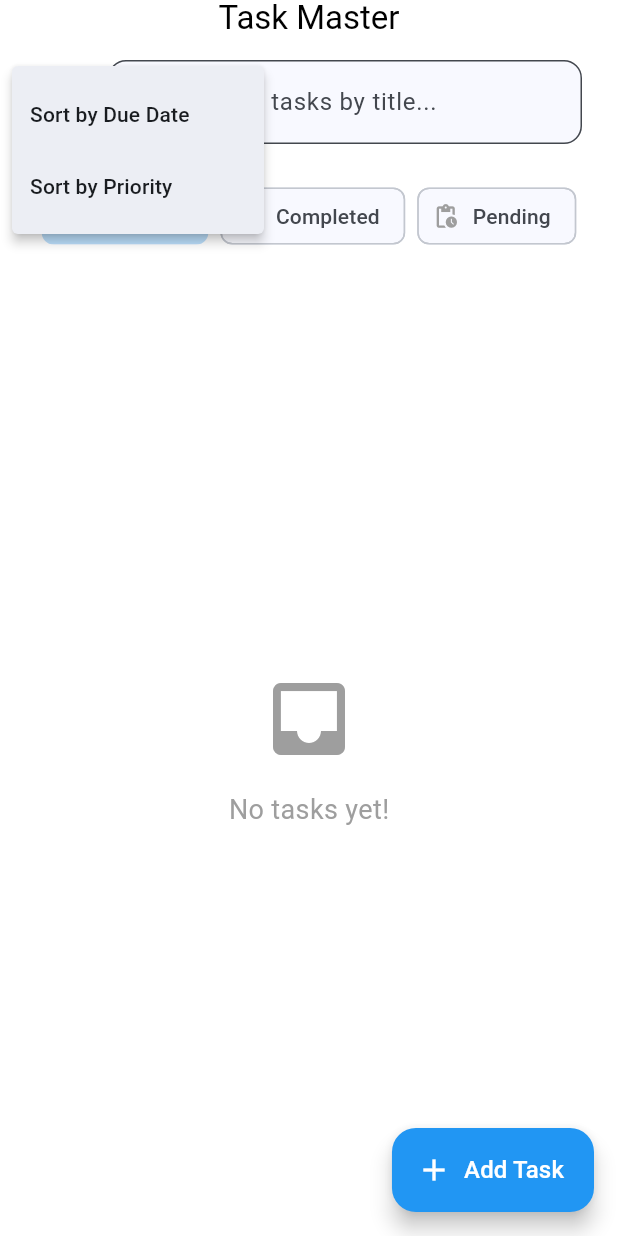
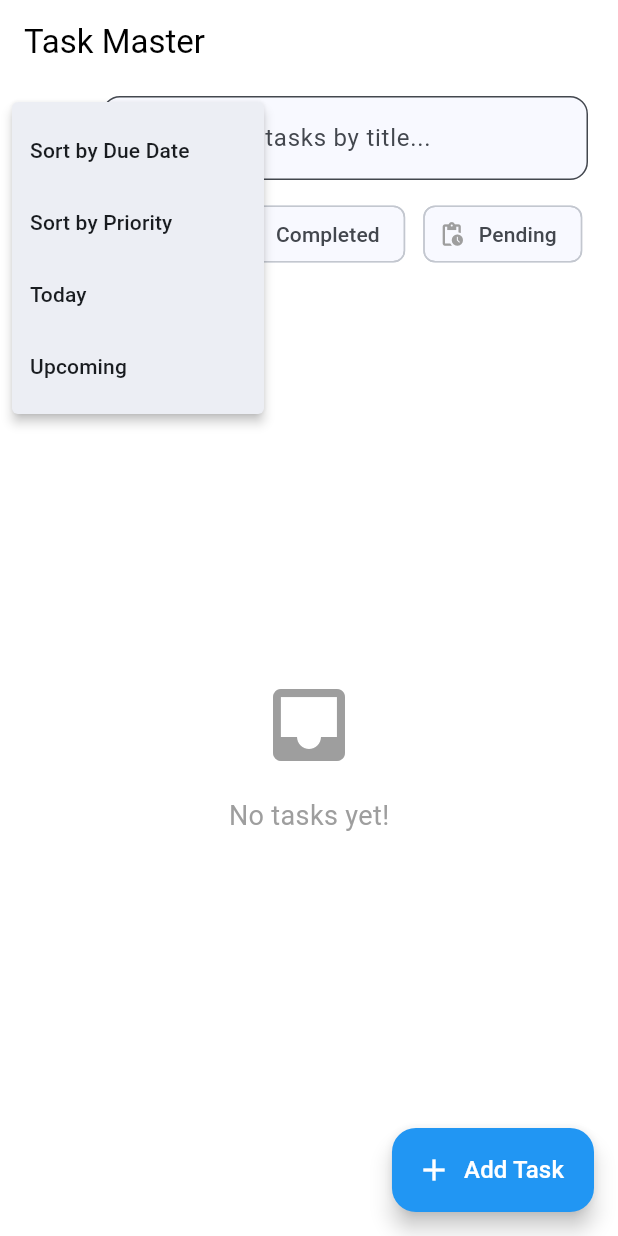
Before and after one commit to prachiV84/offline_first_task_manager, a Flutter app: the screen it shows after launch, after a tap on the "filter alt" icon, on a phone screen of 412 x 824 dp. Run offline on Flutter 3.47's test engine with Material 3 defaults, Android fonts, the phone set to English and light mode, and no system bars; our stand-ins replace dartz, equatable, flutter_bloc, get_it, hive, hive_flutter; accounts and stored records are empty.

Commit message:
- code refactored for landing screen - and added a restriction for due date

```diff
--- /dev/null
+++ b/lib/core/helper/filter_helper.dart
@@ -0,0 +1,87 @@
+import 'package:task_manager_clean/features/task_management/domain/entities/task_entity.dart';
+import 'package:task_manager_clean/features/task_management/domain/enums/task_filter.dart'
+    show TaskFilter;
+
+class TaskFilterHelper {
+  /// Filter tasks based on search query
+  static List<TaskEntity> filterBySearch(
+    List<TaskEntity> tasks,
+    String searchQuery,
+  ) {
+    if (searchQuery.isEmpty) return tasks;
+    return tasks
+        .where((task) =>
+            task.title.toLowerCase().contains(searchQuery.toLowerCase()))
+        .toList();
+  }
+
+  /// Sort tasks based on sort type
+  static List<TaskEntity> sortTasks(
+    List<TaskEntity> tasks,
+    String sortBy,
+  ) {
+    final sortedTasks = List<TaskEntity>.from(tasks);
+
+    switch (sortBy) {
+      case 'priority':
+        sortedTasks
+            .sort((a, b) => b.priority.value.compareTo(a.priority.value));
+        break;
+      case 'date':
+        sortedTasks.sort((a, b) {
+          if (a.dueDate == null && b.dueDate == null) return 0;
+          if (a.dueDate == null) return 1;
+          if (b.dueDate == null) return -1;
+          return a.dueDate!.compareTo(b.dueDate!);
+        });
+        break;
+      case 'today':
+        sortedTasks.retainWhere((task) => _isToday(task.dueDate));
+        break;
+      case 'upcoming':
+        sortedTasks.retainWhere((task) => _isUpcoming(task.dueDate));
+        break;
+    }
+    return sortedTasks;
+  }
+
+  /// Apply both search and sort filters
+  static List<TaskEntity> applyFilters(
+    List<TaskEntity> tasks,
+    String searchQuery,
+    String sortBy,
+  ) {
+    var filtered = filterBySearch(tasks, searchQuery);
+    return sortTasks(filtered, sortBy);
+  }
+
+  /// Check if date is today
+  static bool _isToday(DateTime? date) {
+    if (date == null) return false;
+    final today = DateTime.now();
+    return date.year == today.year &&
+        date.month == today.month &&
+        date.day == today.day;
+  }
+
+  /// Check if date is in the future
+  static bool _isUpcoming(DateTime? date) {
+    if (date == null) return false;
+    return date.isAfter(DateTime.now());
+  }
+
+  /// Filter tasks by status (all, completed, pending)
+  static List<TaskEntity> filterByStatus(
+    List<TaskEntity> tasks,
+    TaskFilter filter,
+  ) {
+    switch (filter) {
+      case TaskFilter.all:
+        return tasks;
+      case TaskFilter.completed:
+        return tasks.where((task) => task.isCompleted).toList();
+      case TaskFilter.pending:
+        return tasks.where((task) => !task.isCompleted).toList();
+    }
+  }
+}
--- a/lib/features/task_management/presentation/screens/add_edit_task_screen.dart
+++ b/lib/features/task_management/presentation/screens/add_edit_task_screen.dart
@@ -92,7 +92,7 @@ class _AddEditTaskScreenState extends State<AddEditTaskScreen> {
     final picked = await showDatePicker(
       context: context,
       initialDate: _dueDate ?? DateTime.now(),
-      firstDate: DateTime(2000),
+      firstDate: DateTime.now(),
       lastDate: DateTime(2100),
     );
     if (picked != null) {
@@ -147,6 +147,7 @@ class _AddEditTaskScreenState extends State<AddEditTaskScreen> {
                     onPressed: _pickDueDate,
                     label: 'Due Date',
                     isRequired: true,
+                    lastDate: DateTime.now(),
                   ),
                 ],
               ),
--- a/lib/features/task_management/presentation/screens/task_list_screen.dart
+++ b/lib/features/task_management/presentation/screens/task_list_screen.dart
@@ -1,5 +1,7 @@
 import 'package:flutter/material.dart';
 import 'package:flutter_bloc/flutter_bloc.dart';
+import 'package:task_manager_clean/core/helper/filter_helper.dart';
+import 'package:task_manager_clean/features/task_management/domain/entities/task_entity.dart';
 import '../../domain/enums/task_filter.dart';
 import '../cubit/task_cubit.dart';
 import '../cubit/task_state.dart';
@@ -41,12 +43,29 @@ class _TaskListScreenState extends State<TaskListScreen> {
     return Scaffold(
       appBar: AppBar(
         title: const Text('Task Master'),
-        centerTitle: true,
         elevation: 0,
-        bottom: PreferredSize(
-          preferredSize: const Size.fromHeight(56),
-          child: Padding(
-            padding: const EdgeInsets.all(8.0),
+      ),
+      body: SafeArea(
+        child: Column(
+          children: [
+            _buildSearchAndFilterBar(),
+            _buildFilterChips(),
+            _buildTaskList(),
+          ],
+        ),
+      ),
+      floatingActionButton: FloatingActionButton.extended(
+        onPressed: () => _navigateToAddTask(context),
+        icon: const Icon(Icons.add),
+        label: const Text('Add Task', style: TextStyle(fontSize: 16)),
+      ),
+    );
+  }
+
+  /// Search bar and sort button
+  Widget _buildSearchAndFilterBar() {
+    return Padding(
+      padding: const EdgeInsets.symmetric(horizontal: 4),
       child: Row(
         mainAxisAlignment: MainAxisAlignment.start,
         children: [
@@ -61,6 +80,8 @@ class _TaskListScreenState extends State<TaskListScreen> {
                   value: 'date', child: Text('Sort by Due Date')),
               const PopupMenuItem(
                   value: 'priority', child: Text('Sort by Priority')),
+              const PopupMenuItem(value: 'today', child: Text('Today')),
+              const PopupMenuItem(value: 'upcoming', child: Text('Upcoming')),
             ],
             icon: Icon(
               Icons.filter_alt_outlined,
@@ -70,8 +91,7 @@ class _TaskListScreenState extends State<TaskListScreen> {
           ),
           Expanded(
             child: Padding(
-                    padding:
-                        const EdgeInsets.symmetric(horizontal: 16, vertical: 8),
+              padding: const EdgeInsets.symmetric(horizontal: 16, vertical: 8),
               child: TextField(
                 controller: _searchController,
                 decoration: InputDecoration(
@@ -88,13 +108,12 @@ class _TaskListScreenState extends State<TaskListScreen> {
           ),
         ],
       ),
-          ),
-        ),
-      ),
-      body: SafeArea(
-        child: Column(
-          children: [
-            BlocBuilder<TaskCubit, TaskState>(
+    );
+  }
+
+  /// Filter chips (All, Completed, Pending)
+  Widget _buildFilterChips() {
+    return BlocBuilder<TaskCubit, TaskState>(
       builder: (context, state) {
         if (state is TaskLoaded) {
           return FilterChipsWidget(
@@ -106,45 +125,14 @@ class _TaskListScreenState extends State<TaskListScreen> {
         }
         return const SizedBox.shrink();
       },
-            ),
-            Expanded(
+    );
+  }
+
+  /// Task list with filtering and sorting
+  Widget _buildTaskList() {
+    return Expanded(
       child: BlocBuilder<TaskCubit, TaskState>(
         builder: (context, state) {
-                  List filtered = [];
-                  if (state is TaskLoaded) {
-                    filtered = state.filteredTasks
-                        .where((task) => task.title
-                            .toLowerCase()
-                            .contains(_searchQuery.toLowerCase()))
-                        .toList();
-                    if (_sortBy == 'priority') {
-                      filtered.sort((a, b) =>
-                          b.priority.value.compareTo(a.priority.value));
-                    } else if (_sortBy == 'date') {
-                      filtered.sort((a, b) {
-                        if (a.dueDate == null && b.dueDate == null) return 0;
-                        if (a.dueDate == null) return 1;
-                        if (b.dueDate == null) return -1;
-                        return a.dueDate!.compareTo(b.dueDate!);
-                      });
-                    } else if (_sortBy == 'today') {
-                      final today = DateTime.now();
-                      filtered = filtered
-                          .where((task) =>
-                              task.dueDate != null &&
-                              task.dueDate!.year == today.year &&
-                              task.dueDate!.month == today.month &&
-                              task.dueDate!.day == today.day)
-                          .toList();
-                    } else if (_sortBy == 'upcoming') {
-                      final now = DateTime.now();
-                      filtered = filtered
-                          .where((task) =>
-                              task.dueDate != null &&
-                              task.dueDate!.isAfter(now))
-                          .toList();
-                    }
-                  }
           return switch (state) {
             TaskInitial() => const Center(
                 child: Text('Welcome! Loading your tasks...'),
@@ -152,59 +140,56 @@ class _TaskListScreenState extends State<TaskListScreen> {
             TaskLoading() => const Center(
                 child: CircularProgressIndicator(),
               ),
-                    TaskError(:final message) => Center(
-                        child: Column(
-                          mainAxisAlignment: MainAxisAlignment.center,
-                          children: [
-                            const Icon(Icons.error,
-                                size: 64, color: Colors.red),
-                            const SizedBox(height: 16),
-                            Text(message, textAlign: TextAlign.center),
-                            const SizedBox(height: 16),
-                            ElevatedButton(
-                              onPressed: () =>
-                                  context.read<TaskCubit>().loadTasks(),
-                              child: const Text('Retry'),
-                            ),
-                          ],
-                        ),
-                      ),
+            TaskError(:final message) => _buildErrorState(message),
             TaskOperationInProgress(
               :final currentTasks,
               :final currentFilter
             ) =>
-                      _buildTaskList(
-                        context,
-                        _filterTasks(currentTasks, currentFilter),
+              _buildTaskListContent(
+                TaskFilterHelper.filterByStatus(currentTasks, currentFilter),
                 isLoading: true,
               ),
-                    TaskLoaded() => filtered.isEmpty
-                        ? const EmptyStateWidget()
-                        : _buildTaskList(context, filtered),
+            TaskLoaded(
+              :final filteredTasks,
+              :final currentFilter,
+            ) =>
+              _buildTaskListContent(
+                _applyAllFilters(filteredTasks, currentFilter),
+              ),
           };
         },
-              ),
-            ),
-          ],
-        ),
-      ),
-      floatingActionButton: FloatingActionButton.extended(
-        onPressed: () => _navigateToAddTask(context),
-        icon: const Icon(Icons.add),
-        label: const Text('Add Task', style: TextStyle(fontSize: 16)),
       ),
     );
   }
 
-  Widget _buildTaskList(
-    BuildContext context,
-    List tasks, {
+  /// Apply search and sort filters to tasks
+  List<TaskEntity> _applyAllFilters(
+    List<TaskEntity> tasks,
+    TaskFilter currentFilter,
+  ) {
+    // First apply status filter
+    final statusFiltered =
+        TaskFilterHelper.filterByStatus(tasks, currentFilter);
+    // Then apply search and sort
+    return TaskFilterHelper.applyFilters(
+      statusFiltered,
+      _searchQuery,
+      _sortBy,
+    );
+  }
+
+  /// Task list content
+  Widget _buildTaskListContent(
+    List<TaskEntity> tasks, {
     bool isLoading = false,
   }) {
     return Stack(
       children: [
-        ListView.builder(
-          padding: const EdgeInsets.all(16),
+        tasks.isEmpty
+            ? const EmptyStateWidget()
+            : ListView.builder(
+                padding:
+                    const EdgeInsets.symmetric(horizontal: 16, vertical: 8),
                 itemCount: tasks.length,
                 itemBuilder: (context, index) {
                   final task = tasks[index];
@@ -214,7 +199,42 @@ class _TaskListScreenState extends State<TaskListScreen> {
                     onToggleComplete: () {
                       context.read<TaskCubit>().toggleCompletion(task);
                     },
-              onDelete: () {
+                    onDelete: () => _handleTaskDelete(context, task),
+                  );
+                },
+              ),
+        if (isLoading)
+          Container(
+            color: Colors.black12,
+            child: const Center(
+              child: CircularProgressIndicator(),
+            ),
+          ),
+      ],
+    );
+  }
+
+  /// Error state
+  Widget _buildErrorState(String message) {
+    return Center(
+      child: Column(
+        mainAxisAlignment: MainAxisAlignment.center,
+        children: [
+          const Icon(Icons.error, size: 64, color: Colors.red),
+          const SizedBox(height: 16),
+          Text(message, textAlign: TextAlign.center),
+          const SizedBox(height: 16),
+          ElevatedButton(
+            onPressed: () => context.read<TaskCubit>().loadTasks(),
+            child: const Text('Retry'),
+          ),
+        ],
+      ),
+    );
+  }
+
+  /// Handle task deletion with undo
+  void _handleTaskDelete(BuildContext context, TaskEntity task) {
     final cubit = context.read<TaskCubit>();
     cubit.removeTask(task.id);
     ScaffoldMessenger.of(context).hideCurrentSnackBar();
@@ -229,30 +249,6 @@ class _TaskListScreenState extends State<TaskListScreen> {
         ),
       ),
     );
-              },
-            );
-          },
-        ),
-        if (isLoading)
-          Container(
-            color: Colors.black12,
-            child: const Center(
-              child: CircularProgressIndicator(),
-            ),
-          ),
-      ],
-    );
-  }
-
-  List _filterTasks(List tasks, TaskFilter filter) {
-    switch (filter) {
-      case TaskFilter.all:
-        return tasks;
-      case TaskFilter.completed:
-        return tasks.where((task) => task.isCompleted).toList();
-      case TaskFilter.pending:
-        return tasks.where((task) => !task.isCompleted).toList();
-    }
   }
 
   void _navigateToAddTask(BuildContext context) {
@@ -267,7 +263,7 @@ class _TaskListScreenState extends State<TaskListScreen> {
     );
   }
 
-  void _navigateToEditTask(BuildContext context, task) {
+  void _navigateToEditTask(BuildContext context, TaskEntity task) {
     Navigator.push(
       context,
       MaterialPageRoute(
--- a/lib/features/task_management/presentation/widgets/calendar_date_picker_widget.dart
+++ b/lib/features/task_management/presentation/widgets/calendar_date_picker_widget.dart
@@ -6,6 +6,8 @@ class CustomCalendarDatePicker extends StatelessWidget {
   final VoidCallback onPressed;
   final String label;
   final bool isRequired;
+  final DateTime? firstDate;
+  final DateTime? lastDate;
 
   const CustomCalendarDatePicker({
     super.key,
@@ -13,6 +15,8 @@ class CustomCalendarDatePicker extends StatelessWidget {
     required this.onPressed,
     this.label = 'Date',
     this.isRequired = false,
+    this.firstDate,
+    this.lastDate,
   });
 
   @override
--- a/lib/features/task_management/presentation/widgets/filter_chips_widget.dart
+++ b/lib/features/task_management/presentation/widgets/filter_chips_widget.dart
@@ -14,9 +14,9 @@ class FilterChipsWidget extends StatelessWidget {
   @override
   Widget build(BuildContext context) {
     return Padding(
-      padding: const EdgeInsets.symmetric(vertical: 8.0, horizontal: 8.0),
+      padding: const EdgeInsets.symmetric(vertical: 4.0, horizontal: 8.0),
       child: Wrap(
-        spacing: 8.0,
+        spacing: 12.0,
         children: TaskFilter.values.map((filter) {
           final bool isSelected = currentFilter == filter;
 
```
Lines whose indentation alone changed are shown as unchanged.
